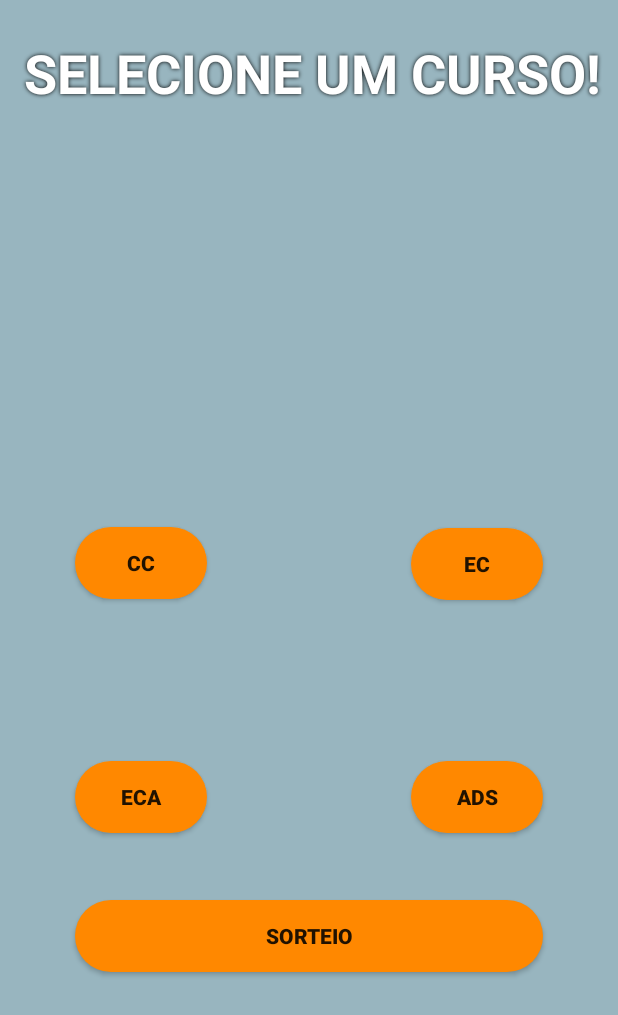
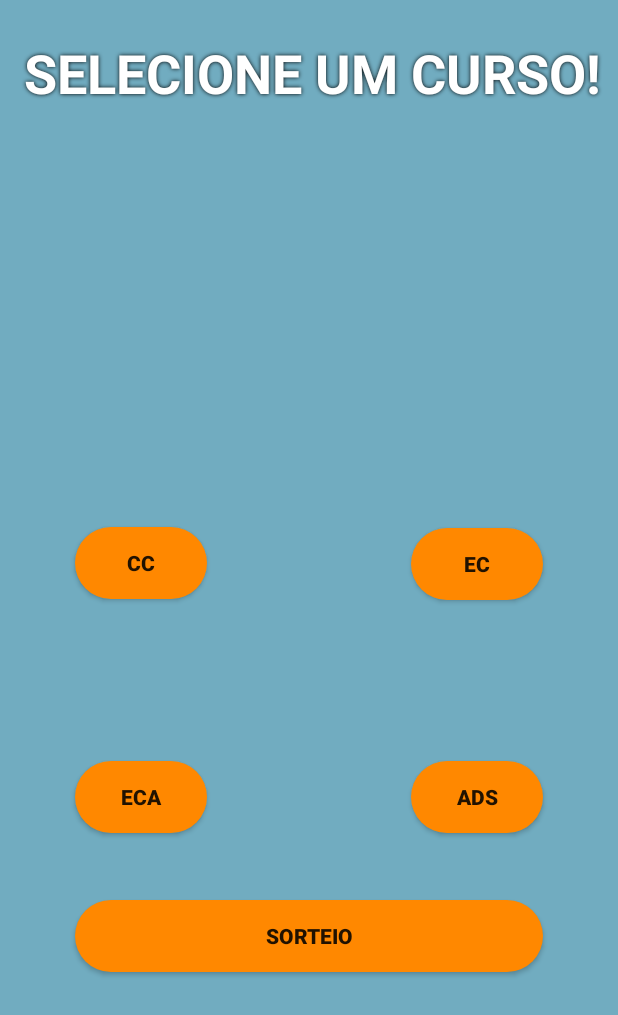
Before and after one commit to tliradiniz/Feiradasprofissoes, an Android app: the CursoActivity screen opened directly, with no data from a screen before it, on a phone screen of 412 x 824 dp. Shown: the top 1015 px of the screen. Run offline under Robolectric (Android 15) with nearby library versions, the phone set to English and light mode, and no system bars.

Commit message:
Updating Colors

```diff
--- a/app/src/main/res/layout/activity_ads.xml
+++ b/app/src/main/res/layout/activity_ads.xml
@@ -5,7 +5,7 @@
                                              xmlns:tools2="http://schemas.android.com/tools"
                                              android:layout_width="match_parent"
                                              android:layout_height="match_parent"
-                                             android:background="#98b5bf" tools2:layout_editor_absoluteY="25dp">
+                                             android:background="#71acc0" tools2:layout_editor_absoluteY="25dp">
 
     <TextView
             style="@style/border"
--- a/app/src/main/res/layout/activity_cc.xml
+++ b/app/src/main/res/layout/activity_cc.xml
@@ -4,7 +4,7 @@
                                              xmlns:tools="http://schemas.android.com/tools"
                                              android:layout_width="match_parent"
                                              android:layout_height="match_parent"
-                                             android:background="#98b5bf" tools:layout_editor_absoluteY="25dp">
+                                             android:background="#71acc0" tools:layout_editor_absoluteY="25dp">
 
 
     <TextView
--- a/app/src/main/res/layout/activity_curso.xml
+++ b/app/src/main/res/layout/activity_curso.xml
@@ -4,7 +4,7 @@
                                              xmlns:tools="http://schemas.android.com/tools"
                                              android:layout_width="match_parent"
                                              android:layout_height="match_parent"
-                                             android:background="#98b5bf"
+                                             android:background="#71acc0"
                                              tools:layout_editor_absoluteY="25dp">
 
     <TextView
--- a/app/src/main/res/layout/activity_ec.xml
+++ b/app/src/main/res/layout/activity_ec.xml
@@ -4,7 +4,7 @@
                                              xmlns:tools="http://schemas.android.com/tools"
                                              android:layout_width="match_parent"
                                              android:layout_height="match_parent"
-                                             android:background="#98b5bf" tools:layout_editor_absoluteY="25dp">
+                                             android:background="#71acc0" tools:layout_editor_absoluteY="25dp">
 
     <TextView
             android:id="@+id/textView4"
--- a/app/src/main/res/layout/activity_eca.xml
+++ b/app/src/main/res/layout/activity_eca.xml
@@ -4,7 +4,7 @@
                                              xmlns:tools="http://schemas.android.com/tools"
                                              android:layout_width="match_parent"
                                              android:layout_height="match_parent"
-                                             android:background="#98b5bf" tools:layout_editor_absoluteY="25dp">
+                                             android:background="#71acc0" tools:layout_editor_absoluteY="25dp">
 
     <TextView
             android:id="@+id/textView5"
--- a/app/src/main/res/layout/activity_login.xml
+++ b/app/src/main/res/layout/activity_login.xml
@@ -4,7 +4,7 @@
     xmlns:tools="http://schemas.android.com/tools"
     android:layout_width="match_parent"
     android:layout_height="match_parent"
-    android:background="#98b5bf">
+    android:background="#71acc0">
 
     <ImageView
         android:layout_width="wrap_content"
--- a/app/src/main/res/layout/activity_main.xml
+++ b/app/src/main/res/layout/activity_main.xml
@@ -4,7 +4,7 @@
     xmlns:tools="http://schemas.android.com/tools"
     android:layout_width="match_parent"
     android:layout_height="match_parent"
-    android:background="#98b5bf"
+    android:background="#71acc0"
     tools:context=".RegistroActivity">
 
     <EditText
```
